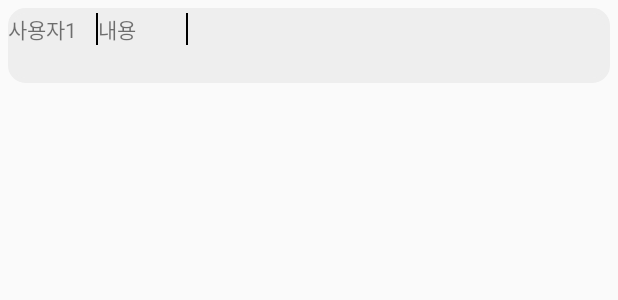
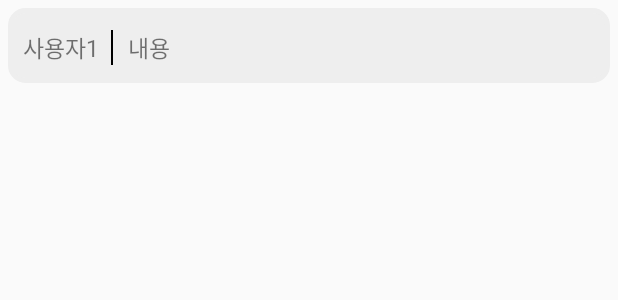
Before and after one commit to seokjin0706/baedal-baedal, an Android app: the layout chat_item.xml on its own in the app's theme, with its tools: preview values and no code run, on a phone screen of 412 x 824 dp. Shown: the top 300 px of the screen. Run offline under Robolectric (Android 15) with nearby library versions, the phone set to English and light mode, and no system bars; network calls fail.

Commit message:
[modify] update

```diff
--- a/Android/app/src/main/res/layout/activity_chatting.xml
+++ b/Android/app/src/main/res/layout/activity_chatting.xml
@@ -75,7 +75,7 @@
 
     </LinearLayout>-->
     <LinearLayout
-        android:layout_width="wrap_content"
+        android:layout_width="match_parent"
         android:layout_height="wrap_content"
         android:layout_weight="9">
         <ListView
--- a/Android/app/src/main/res/layout/chat_item.xml
+++ b/Android/app/src/main/res/layout/chat_item.xml
@@ -13,7 +13,6 @@
         android:layout_width="match_parent"
         android:layout_height="50dp"
         android:orientation="horizontal"
-        android:weightSum="3"
         android:background="@drawable/list_round"
         android:paddingTop="3dp"
         >
@@ -23,14 +22,19 @@
             android:layout_width="60dp"
             android:layout_height="wrap_content"
             android:background="@drawable/chatting_border"
-
-            android:text="사용자1" />
+            android:layout_gravity="center"
+            android:text="사용자1"
+            android:textSize="15sp"
+            android:fontFamily="@font/my_font"
+            android:layout_marginStart="10dp"/>
         <TextView
             android:id="@+id/userTxt2"
             android:layout_width="60dp"
             android:layout_height="wrap_content"
-            android:background="@drawable/chatting_border"
-
-            android:text="내용" />
+            android:layout_gravity="center"
+            android:text="내용"
+            android:textSize="15sp"
+            android:fontFamily="@font/my_small_font"
+            android:layout_marginStart="10dp"/>
     </LinearLayout>
 </LinearLayout>
```
